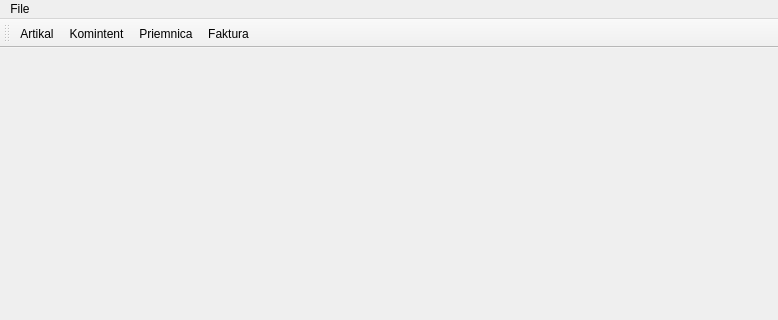
The window that mainwindow.ui (srgan/sterna_c) describes before a commit, drawn with Qt 5; both pictures show x 0 to 778 and y 0 to 320 of the 778 by 489 pixel window.
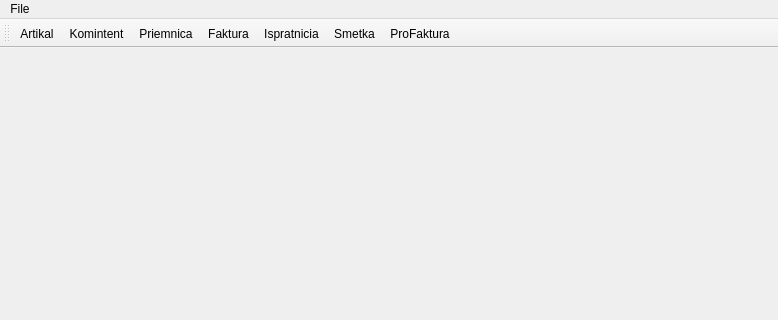
The same window after the commit.

What changed in the file:
```diff
--- a/mainwindow.ui
+++ b/mainwindow.ui
@@ -45,6 +45,9 @@
    <addaction name="actionKomintent"/>
    <addaction name="actionPriemnica"/>
    <addaction name="actionFaktura"/>
+   <addaction name="actionIspretnicia"/>
+   <addaction name="actionSmetka"/>
+   <addaction name="actionProFaktura"/>
   </widget>
   <widget class="QStatusBar" name="statusBar"/>
   <action name="actionArtikal">
@@ -67,6 +70,21 @@
     <string>Faktura</string>
    </property>
   </action>
+  <action name="actionIspretnicia">
+   <property name="text">
+    <string>Ispratnicia</string>
+   </property>
+  </action>
+  <action name="actionSmetka">
+   <property name="text">
+    <string>Smetka</string>
+   </property>
+  </action>
+  <action name="actionProFaktura">
+   <property name="text">
+    <string>ProFaktura</string>
+   </property>
+  </action>
  </widget>
  <layoutdefault spacing="6" margin="11"/>
  <resources/>
```
Left out of the diff: 3 changed lines with no effect on the pictures.
